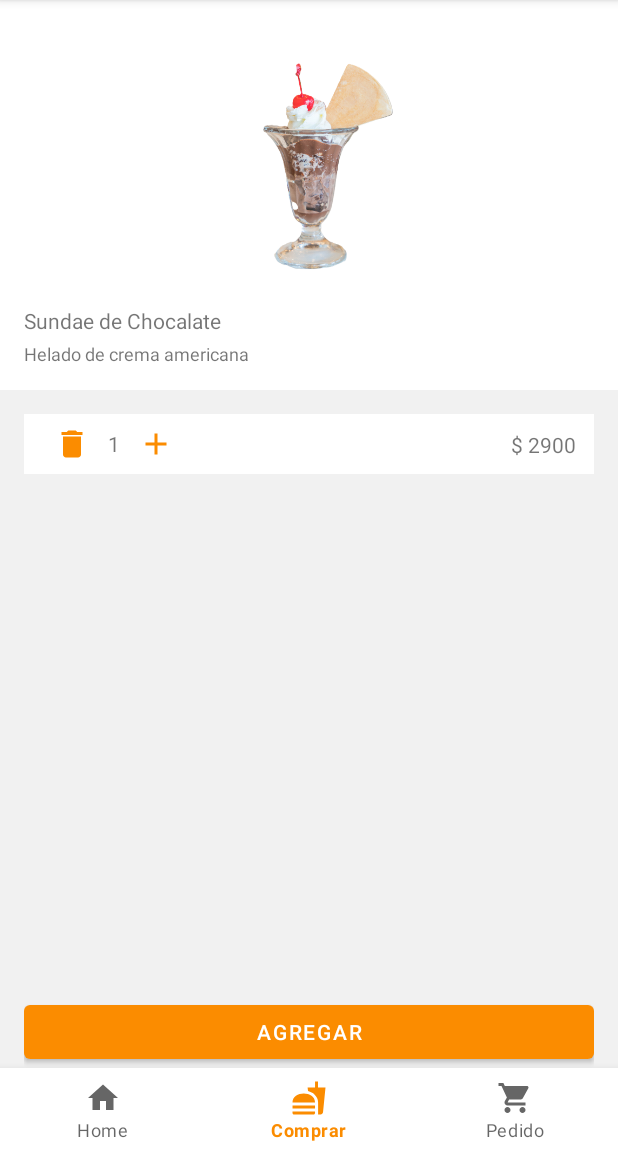
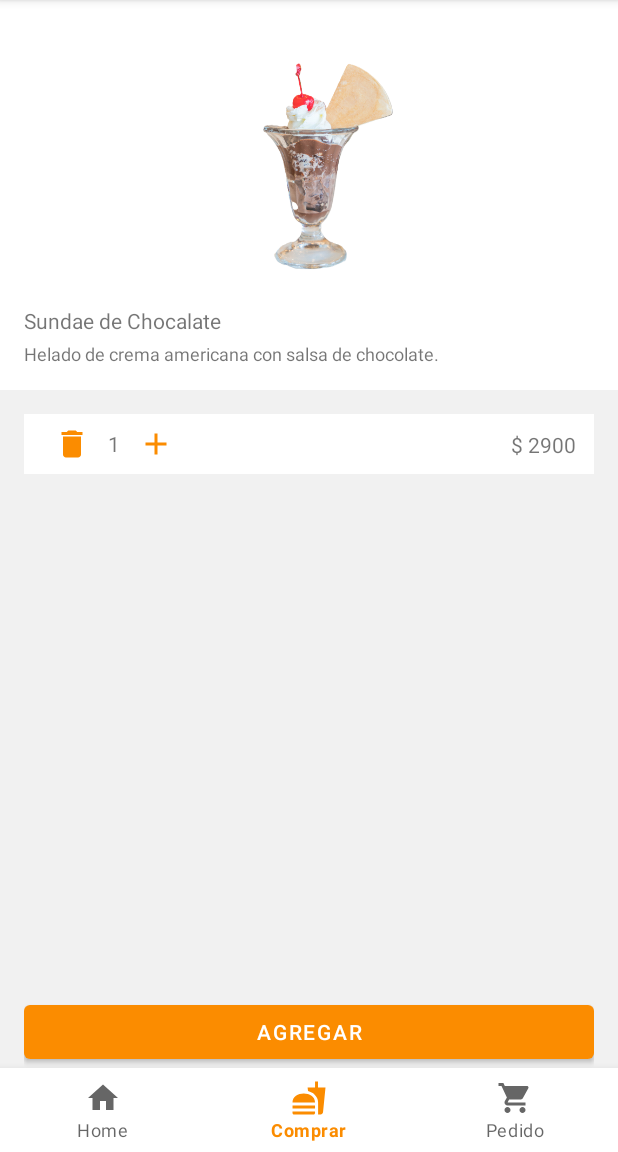
Before and after one commit to Geider10/MiMenu, an Android app: the SecondFragment screen opened through its navigation route, after a tap on "Sundae de Chocalate", on a phone screen of 412 x 824 dp, the part 84-1236 px from its top. Run offline under Robolectric (Android 15) with nearby library versions, the phone set to English and light mode, and no system bars; our stand-ins replace Room's generated code, navigation-ui; 3 other taps on this screen came first.

Commit message:
refactor: update food mockeada in buyFragment

```diff
--- a/app/src/main/java/com/example/mimenu/ui/buy/SecondFragment.kt
+++ b/app/src/main/java/com/example/mimenu/ui/buy/SecondFragment.kt
@@ -38,15 +38,15 @@ class SecondFragment : Fragment(), OnFoodClick {
     }
     private fun createFoodMock() : List<FoodEntity>{
         val foodList : List<FoodEntity> = listOf(
-            FoodEntity(1, "Doble Cuarto Xl" ,11900, "Mega hamburguesa", "Hamburguesa", R.mipmap.hamburguer),
-            FoodEntity(2, "Epica Huevo" ,11300, "Mega hamburguesa", "Hamburguesa", R.mipmap.hamburguer),
-            FoodEntity(3, "Mega Doble Big Bang" ,13900, "Mega hamburguesa", "Hamburguesa", R.mipmap.hamburguer),
-            FoodEntity(4, "Sundae de Chocalate" ,2900, "Helado de crema americana", "Sundae", R.mipmap.sundae),
-            FoodEntity(5, "Sundae de Frutilla" ,2900, "Helado de crema americana", "Sundae", R.mipmap.sundae),
-            FoodEntity(6, "Sundae de Dulce de Leche" ,2900, "Helado de crema americana", "Sundae", R.mipmap.sundae),
-            FoodEntity(7, "Café con 2 Medialunas" ,2399, "2 medialunas de manteca acompañadas de un café" , "Team Dulce", R.mipmap.coffe),
-            FoodEntity(8, "Medialuna" ,1000, "medialunas de manteca" , "Team Dulce", R.mipmap.coffe),
-            FoodEntity(9, "Café con 2 Medialunas de jamón y queso" ,2399, "2 medialunas y un café" , "Team Dulce", R.mipmap.coffe),
+            FoodEntity(1, "Doble Cuarto Xl" ,11900, "Mega hamburguesa de doble carne, doble queso cheddar, cebollita, kétchup y mostaza en pan de papa.", "Hamburguesa", R.mipmap.hamburguer),
+            FoodEntity(2, "Epica Huevo" ,11300, "Mega hamburguesa de carne, queso cheddar, panceta, huevo, cebolla grillada y barbacoa ahumada en pan de papa.", "Hamburguesa", R.mipmap.hamburguer),
+            FoodEntity(3, "Mega Doble Big Bang Cheddar" ,13900, "Mega hamburguesa de doble carne, queso cheddar, bacon, cebollita, kétchup y salsa cheddar en pan de papa. ", "Hamburguesa", R.mipmap.hamburguer),
+            FoodEntity(4, "Sundae de Chocalate" ,2900, "Helado de crema americana con salsa de chocolate.", "Sundae", R.mipmap.sundae),
+            FoodEntity(5, "Sundae de Frutilla" ,2900, "Helado de crema americana con salsa de frutilla.", "Sundae", R.mipmap.sundae),
+            FoodEntity(6, "Sundae de Dulce de Leche" ,2900, "Helado de crema americana con salsa de dulce de leche.", "Sundae", R.mipmap.sundae),
+            FoodEntity(7, "Café con 2 Medialunas" ,2399, "2 medialunas de manteca acompañadas de un café 330cc a elección o jugo de naranja." , "Team Dulce", R.mipmap.coffe),
+            FoodEntity(8, "Medialuna" ,1000, "Medialuna de manteca." , "Team Dulce", R.mipmap.coffe),
+            FoodEntity(9, "Café con 2 Medialunas de jamón y cheddar" ,3700, "2 medialunas jamón y cheddar de manteca acompañados de un café 330cc a elección o  jugo de naranja." , "Team Dulce", R.mipmap.coffe),
             )
 
         return foodList
--- a/app/src/main/java/com/example/mimenu/ui/cart/CartAdapter.kt
+++ b/app/src/main/java/com/example/mimenu/ui/cart/CartAdapter.kt
@@ -47,7 +47,7 @@ class CartAdapter(private val cartFragment : CartFragment) : RecyclerView.Adapte
                 val priceTotal = order.price * quantity
                 val orderCopy = order.copy(priceTotal = priceTotal, quantity = quantity)
 
-                cartFragment.onClickAdd(orderCopy)
+                cartFragment.onClickIcon(orderCopy)
             }
             binding.btnSubtractOrder.setOnClickListener {
                 var quantity = binding.tvQuantityItemCart.text.toString().toInt()
@@ -56,7 +56,7 @@ class CartAdapter(private val cartFragment : CartFragment) : RecyclerView.Adapte
                     val priceTotal = order.price * quantity
                     val orderCopy = order.copy(priceTotal = priceTotal, quantity = quantity)
 
-                    cartFragment.onClickSubtract(orderCopy)
+                    cartFragment.onClickIcon(orderCopy)
                 }
             }
         }
--- a/app/src/main/java/com/example/mimenu/ui/cart/OnOrderClick.kt
+++ b/app/src/main/java/com/example/mimenu/ui/cart/OnOrderClick.kt
@@ -5,6 +5,5 @@ import com.example.mimenu.data.Entities.OrderEntity
 interface OnOrderClick {
     fun onClickEdit(order : OrderEntity)
     fun onClickDelete(order: OrderEntity)
-    fun onClickAdd(order: OrderEntity)
-    fun onClickSubtract(order: OrderEntity)
+    fun onClickIcon(order: OrderEntity)
 }
```
Also changed, not shown: app/src/main/java/com/example/mimenu/ui/buy/FoodDetailFragment.kt (+6 -7 lines), app/src/main/java/com/example/mimenu/ui/cart/CartFragment.kt (+2 -8 lines).
